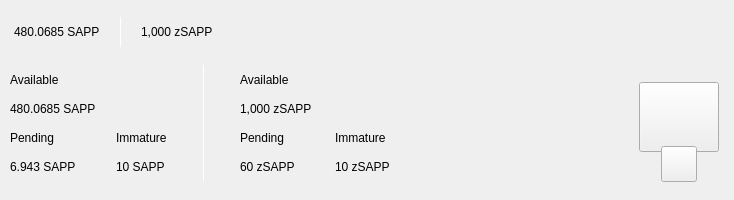
Above: src/qt/pivx/forms/topbar.ui from sappcoin-com/PIVX before the change. Below: the same form after it.
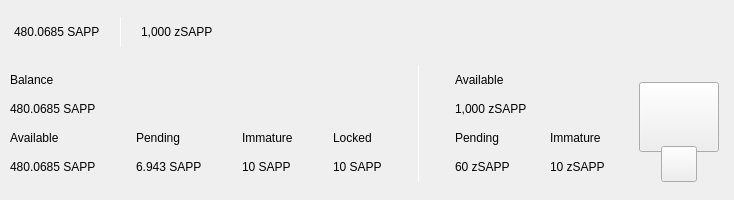
That is the form after the change. Custom widgets are drawn as their Qt base class.

Commit message: Adds available and locked balances

Diff of the .ui file:
```diff
--- a/src/qt/pivx/forms/topbar.ui
+++ b/src/qt/pivx/forms/topbar.ui
@@ -361,6 +361,36 @@
               <number>30</number>
              </property>
              <item>
+														<layout class="QHBoxLayout" name="horizontalLayout_2">
+															<property name="spacing">
+																<number>0</number>
+															</property>
+                                                            <item>
+																<layout class="QVBoxLayout" name="verticalLayout_14">
+																	<item>
+																		<widget class="QLabel" name="labelTitle6">
+																			<property name="text">
+																				<string>Balance</string>
+																			</property>
+																		</widget>
+																	</item>
+																	<item>
+																		<widget class="QLabel" name="labelTotalPiv">
+																			<property name="text">
+																				<string notr="true">480.0685 SAPP</string>
+																			</property>
+																		</widget>
+																	</item>
+																</layout>
+															</item>
+														</layout>
+													</item>
+													<item>
+														<layout class="QHBoxLayout" name="horizontalLayout_6">
+															<property name="spacing">
+																<number>0</number>
+															</property>
+                                                            <item>
               <layout class="QVBoxLayout" name="verticalLayout_2">
                <item>
                 <widget class="QLabel" name="labelTitle1">
@@ -379,10 +409,21 @@
               </layout>
              </item>
              <item>
-              <layout class="QHBoxLayout" name="horizontalLayout_2">
-               <property name="spacing">
-                <number>0</number>
-               </property>
+																<spacer name="horizontalSpacer_7">
+																	<property name="orientation">
+																		<enum>Qt::Horizontal</enum>
+																	</property>
+																	<property name="sizeType">
+																		<enum>QSizePolicy::Fixed</enum>
+																	</property>
+																	<property name="sizeHint" stdset="0">
+																		<size>
+																			<width>40</width>
+																			<height>20</height>
+																		</size>
+																	</property>
+																</spacer>
+															</item>
                <item>
                 <layout class="QVBoxLayout" name="verticalLayout_3">
                  <item>
@@ -435,6 +476,40 @@
                  </item>
                 </layout>
                </item>
+															<item>
+																<spacer name="horizontalSpacer_6">
+																	<property name="orientation">
+																		<enum>Qt::Horizontal</enum>
+																	</property>
+																	<property name="sizeType">
+																		<enum>QSizePolicy::Fixed</enum>
+																	</property>
+																	<property name="sizeHint" stdset="0">
+																		<size>
+																			<width>40</width>
+																			<height>20</height>
+																		</size>
+																	</property>
+																</spacer>
+															</item>
+															<item>
+																<layout class="QVBoxLayout" name="verticalLayout_13">
+																	<item>
+																		<widget class="QLabel" name="labelTitle5">
+																			<property name="text">
+																				<string>Locked</string>
+																			</property>
+																		</widget>
+																	</item>
+																	<item>
+																		<widget class="QLabel" name="labelLockedPiv">
+																			<property name="text">
+																				<string notr="true">10 SAPP</string>
+																			</property>
+																		</widget>
+																	</item>
+																</layout>
+															</item>
               </layout>
              </item>
             </layout>
```
Left out of the diff: 26 changed lines with no effect on the pictures. Lines whose indentation alone changed are shown as unchanged. The commit also changes 2 other files.
